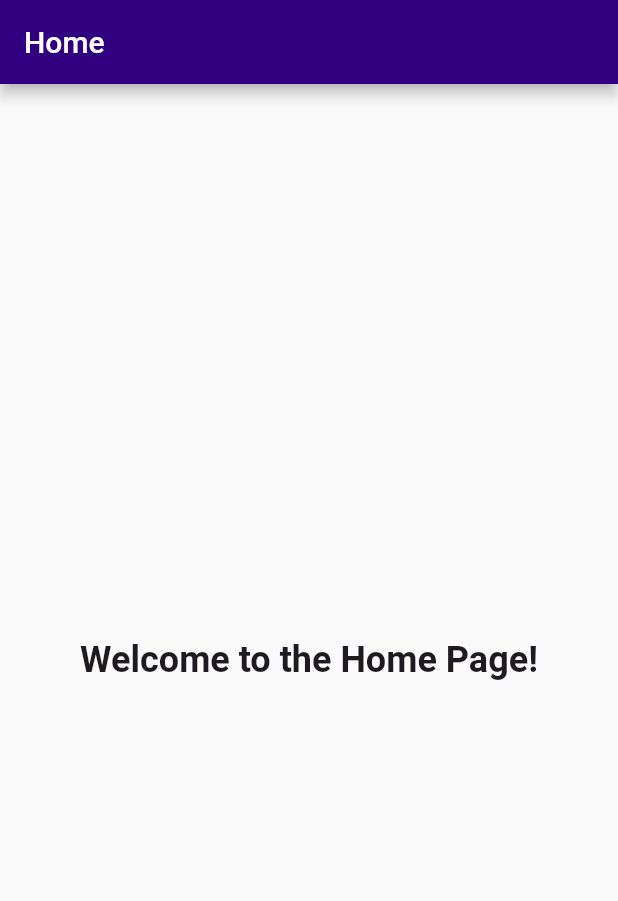
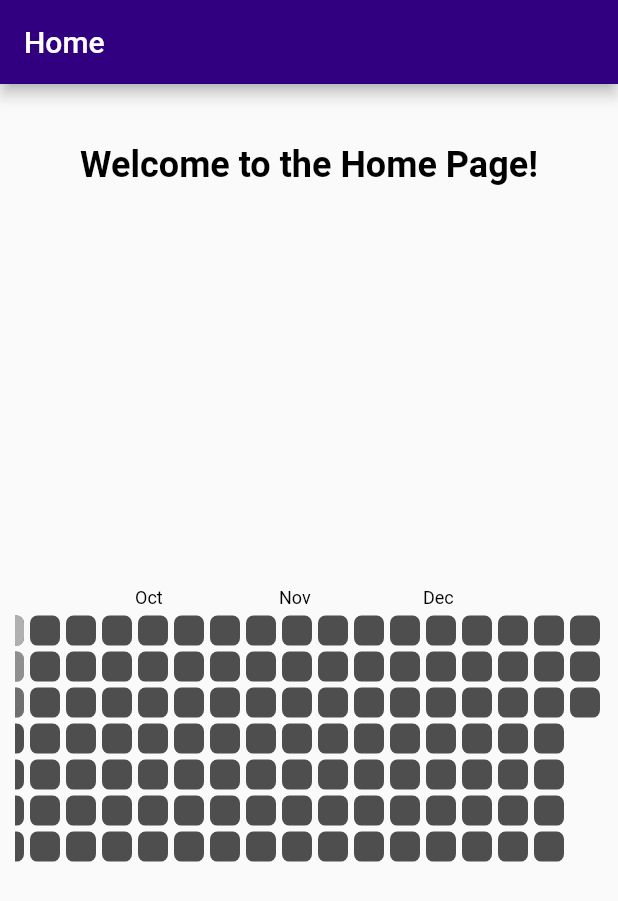
Before and after one commit to Rithik1611/team_up, a Flutter app: the HomePage screen opened directly, on a phone screen of 412 x 824 dp. Shown: the top 901 px of the screen. Run offline on Flutter 3.47's test engine with Material 3 defaults, Android fonts, the phone set to English and light mode, and no system bars; drawn by our look-alikes of flutter_heatmap_calendar; our stand-ins replace curved_navigation_bar, dio, dropdown_search, google_fonts, image_picker, sembast.

```diff
--- a/lib/view/home_page.dart
+++ b/lib/view/home_page.dart
@@ -1,19 +1,79 @@
 import 'package:flutter/material.dart';
+import 'package:flutter_heatmap_calendar/flutter_heatmap_calendar.dart';
 
-class HomePage extends StatelessWidget {
+class HomePage extends StatefulWidget {
   const HomePage({super.key});
+
+  @override
+  State<HomePage> createState() => _HomePageState();
+}
+
+class _HomePageState extends State<HomePage> {
+  Map<DateTime, int> dateMap = {};
+  // Define the start and end dates
+  DateTime startDate = DateTime(DateTime.now().year, 1, 1);
+  DateTime endDate = DateTime(DateTime.now().year, 12, 31);
+
+  // Populate the dateMap with real data
+  void populateDateMap() {
+    DateTime now = DateTime.now();
+    dateMap = {
+      DateTime(now.year, now.month, now.day): 1,
+      DateTime(now.year, now.month, now.day - 1): 2,
+      DateTime(now.year, now.month, now.day - 2): 3,
+      // Add more dates and their associated values here
+    };
+  }
+
+  @override
+  void initState() {
+    populateDateMap(); // Call this to populate dateMap with your actual data
+    super.initState();
+  }
 
   @override
   Widget build(BuildContext context) {
     return Scaffold(
-      appBar: AppBar(automaticallyImplyLeading: false,
-      backgroundColor: const Color.fromARGB(255, 49, 0, 128),
+      appBar: AppBar(
+        automaticallyImplyLeading: false,
+        backgroundColor: const Color.fromARGB(255, 49, 0, 128),
         title: const Text('Home'),
       ),
-      body: const Center(
-        child: Text(
-          'Welcome to the Home Page!',
-          style: TextStyle(fontSize: 24, fontWeight: FontWeight.bold),
+      body: SizedBox(
+        height: MediaQuery.of(context).size.height,
+        width: MediaQuery.of(context).size.width,
+        child: Column(
+          children: [
+            const SizedBox(height: 40),
+            const Text(
+              'Welcome to the Home Page!',
+              style: TextStyle(fontSize: 24, fontWeight: FontWeight.bold, color: Color.fromARGB(255, 0, 0, 0)),
+            ),
+            const SizedBox(height: 20),
+            Expanded(
+              child: Center(
+                child: Padding(
+                  padding: const EdgeInsets.symmetric(horizontal: 10),
+                  child: HeatMap(
+                    datasets: dateMap,
+                    startDate: startDate,
+                    endDate: endDate,
+                    textColor: const Color.fromARGB(255, 0, 0, 0),
+                    defaultColor: const Color.fromARGB(255, 78, 78, 78),
+                    colorMode: ColorMode.opacity,
+                    showText: false,
+                    scrollable: true,
+                    showColorTip: false,
+                    colorsets: const {
+                      1: Color(0xffB0B0B0), // Light gray
+                      2: Color.fromARGB(255, 255, 0, 0), // Medium gray
+                      3: Color.fromARGB(255, 255, 0, 0), // Dark gray
+                    },
+                  ),
+                ),
+              ),
+            ),
+          ],
         ),
       ),
     );
--- a/pubspec.yaml
+++ b/pubspec.yaml
@@ -38,6 +38,7 @@ dependencies:
   path_provider: ^2.1.4
   sembast: ^3.7.2
   google_fonts: ^6.2.1 # Add this line for Google Fonts dependency
+  flutter_heatmap_calendar: ^1.0.5
 
 dev_dependencies:
 
```
Also changed, not shown: pubspec.lock.
